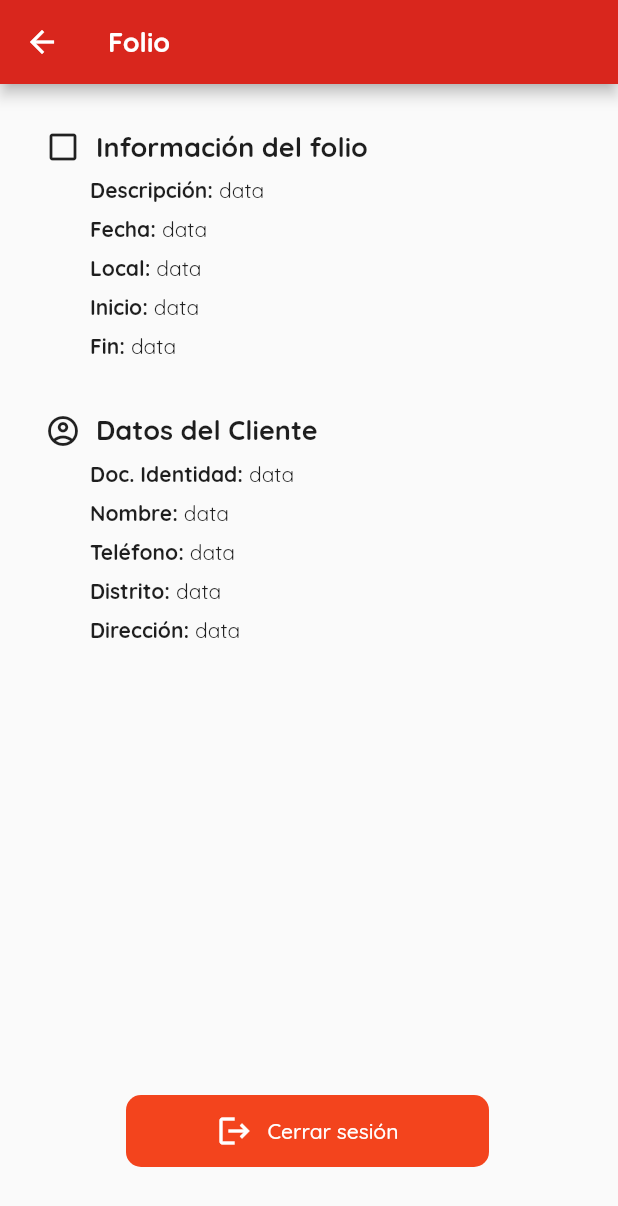
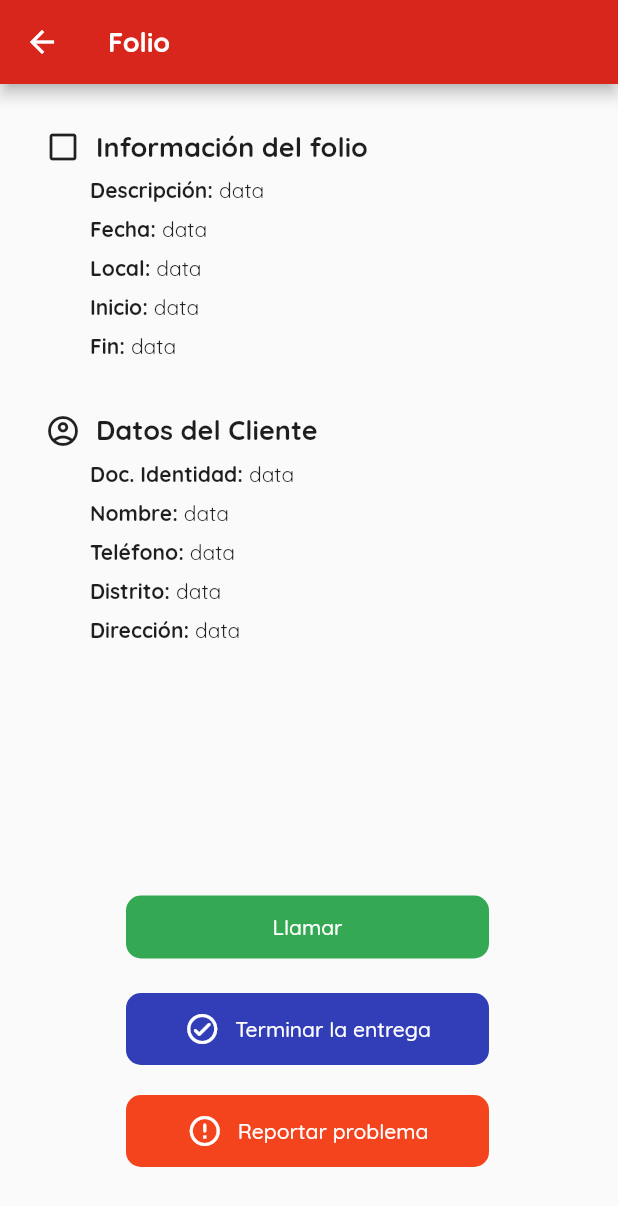
Before and after one commit to hufflevotom/doortodoor-mobile, a Flutter app: the FolioScreen screen opened by its route, on a phone screen of 412 x 824 dp. Shown: the top 1206 px of the screen. Run offline on Flutter 3.47's test engine with Material 2 defaults, Android fonts, the phone set to English and light mode, and no system bars; our stand-ins replace shared_preferences; missing offline and left inert: mapbox_gl; accounts and stored records are empty.

Commit message:
feat: ui folios

```diff
--- a/lib/Pages/folio_screen.dart
+++ b/lib/Pages/folio_screen.dart
@@ -173,6 +173,74 @@ class FolioScreen extends StatelessWidget {
         mainAxisAlignment: MainAxisAlignment.end,
         children: <Widget>[
           Container(
+            padding: const EdgeInsets.only(bottom: 20, left: 100, right: 70),
+            child: MaterialButton(
+              shape: RoundedRectangleBorder(
+                borderRadius: BorderRadius.circular(10),
+              ),
+              disabledColor: CustomColors.gris_100,
+              elevation: 0,
+              color: CustomColors.verde_100,
+              child: Container(
+                width: double.infinity,
+                padding:
+                    const EdgeInsets.symmetric(vertical: 12, horizontal: 15),
+                child: Center(
+                  child: Row(
+                    mainAxisAlignment: MainAxisAlignment.center,
+                    children: [
+                      Text(
+                        'Llamar',
+                        style: TextStyle(color: CustomColors.blanco),
+                      ),
+                    ],
+                  ),
+                ),
+              ),
+              onPressed: () {
+                //TODO: Llamar
+              },
+            ),
+          ),
+          Container(
+            padding: const EdgeInsets.only(bottom: 20, left: 100, right: 70),
+            child: MaterialButton(
+              shape: RoundedRectangleBorder(
+                borderRadius: BorderRadius.circular(10),
+              ),
+              disabledColor: CustomColors.gris_100,
+              elevation: 0,
+              color: CustomColors.azul_100,
+              child: Container(
+                width: double.infinity,
+                padding:
+                    const EdgeInsets.symmetric(vertical: 12, horizontal: 15),
+                child: Center(
+                  child: Row(
+                    mainAxisAlignment: MainAxisAlignment.center,
+                    children: [
+                      Icon(
+                        Icons.check_circle_outline_rounded,
+                        color: CustomColors.blanco,
+                      ),
+                      const SizedBox(
+                        width: 10,
+                      ),
+                      Text(
+                        'Terminar la entrega',
+                        style: TextStyle(color: CustomColors.blanco),
+                      ),
+                    ],
+                  ),
+                ),
+              ),
+              onPressed: () {
+                //TODO: Terminar la entrega
+                Navigator.pushNamed(context, 'finalizar');
+              },
+            ),
+          ),
+          Container(
             padding: const EdgeInsets.only(bottom: 30, left: 100, right: 70),
             child: MaterialButton(
               shape: RoundedRectangleBorder(
@@ -190,14 +258,14 @@ class FolioScreen extends StatelessWidget {
                     mainAxisAlignment: MainAxisAlignment.center,
                     children: [
                       Icon(
-                        Icons.logout,
+                        Icons.error_outline_rounded,
                         color: CustomColors.blanco,
                       ),
                       const SizedBox(
                         width: 10,
                       ),
                       Text(
-                        'Cerrar sesión',
+                        'Reportar problema',
                         style: TextStyle(color: CustomColors.blanco),
                       ),
                     ],
@@ -205,11 +273,11 @@ class FolioScreen extends StatelessWidget {
                 ),
               ),
               onPressed: () {
-                //TODO: Destruir sesión
-                Navigator.pushReplacementNamed(context, 'login');
+                //TODO: Reportar problema
+                Navigator.pushNamed(context, 'problema');
               },
             ),
-          )
+          ),
         ],
       ),
     );
--- a/lib/Pages/login_screen.dart
+++ b/lib/Pages/login_screen.dart
@@ -2,6 +2,7 @@
 
 import 'package:doortodoor_mobile/Providers/global_provider.dart';
 import 'package:doortodoor_mobile/Utils/preferences/local_preferences.dart';
+import 'package:doortodoor_mobile/interfaces/user_interface.dart';
 import 'package:flutter/material.dart';
 import 'package:provider/provider.dart';
 import 'package:doortodoor_mobile/Providers/login_form_provider.dart';
@@ -101,7 +102,7 @@ class _LoginForm extends StatelessWidget {
 
                     if (login?['errorMessage'] == null &&
                         login?['id'] != null) {
-                      final Map<String, dynamic>? newUser =
+                      final User? newUser =
                           await loginService.user(login!['id']);
                       print(newUser);
                       if (newUser != null) global.setUser(newUser: newUser);
--- a/lib/Pages/ruta_screen.dart
+++ b/lib/Pages/ruta_screen.dart
@@ -30,7 +30,7 @@ class _RutaScreenState extends State<RutaScreen> {
               estado: 'pendiente',
               onTap: () {
                 //TODO: setear datos del folio
-                Navigator.pushReplacementNamed(context, 'folio');
+                Navigator.pushNamed(context, 'folio');
                 print(index);
               },
               child: Row(
--- a/lib/Providers/global_provider.dart
+++ b/lib/Providers/global_provider.dart
@@ -1,10 +1,11 @@
+import 'package:doortodoor_mobile/interfaces/user_interface.dart';
 import 'package:flutter/material.dart';
 
 class GlobalProvider extends ChangeNotifier {
-  Map<String, dynamic> user = {};
+  late User user;
   List folios = [];
 
-  Future<void> setUser({required Map<String, dynamic> newUser}) async {
+  Future<void> setUser({required User newUser}) async {
     user = newUser;
     notifyListeners();
   }
--- a/lib/Services/login_service.dart
+++ b/lib/Services/login_service.dart
@@ -1,4 +1,5 @@
 import 'dart:convert';
+import 'package:doortodoor_mobile/interfaces/user_interface.dart';
 import 'package:flutter/material.dart';
 import 'package:http/http.dart' as http;
 
@@ -25,13 +26,12 @@ class LoginService extends ChangeNotifier {
     }
   }
 
-  Future<Map<String, dynamic>?> user(String id) async {
+  Future<User?> user(String id) async {
     final url = Uri.https(_baseUrl, '/v1/usuario/$id');
     final resp = await http.get(url);
     final Map<String, dynamic> decodeResp = json.decode(resp.body);
-    print(decodeResp);
     if (decodeResp['_id'] != null) {
-      return decodeResp;
+      return User.fromJson(decodeResp);
     } else {
       return null;
     }
--- /dev/null
+++ b/lib/interfaces/user_interface.dart
@@ -0,0 +1,37 @@
+class User {
+  String? sId;
+  String? dni;
+  String? contrasena;
+  String? nombre;
+  String? apellidos;
+  String? celular;
+  String? idTipoRol;
+  String? brevete;
+  String? createdAt;
+  String? updatedAt;
+
+  User(
+      {this.sId,
+      this.dni,
+      this.contrasena,
+      this.nombre,
+      this.apellidos,
+      this.celular,
+      this.idTipoRol,
+      this.brevete,
+      this.createdAt,
+      this.updatedAt});
+
+  User.fromJson(Map<String, dynamic> json) {
+    sId = json['_id'];
+    dni = json['dni'];
+    contrasena = json['contrasena'];
+    nombre = json['nombre'];
+    apellidos = json['apellidos'];
+    celular = json['celular'];
+    idTipoRol = json['idTipoRol'];
+    brevete = json['brevete'];
+    createdAt = json['createdAt'];
+    updatedAt = json['updatedAt'];
+  }
+}
```
Also changed, not shown: lib/Pages/sesion_screen.dart (+9 -9 lines).
